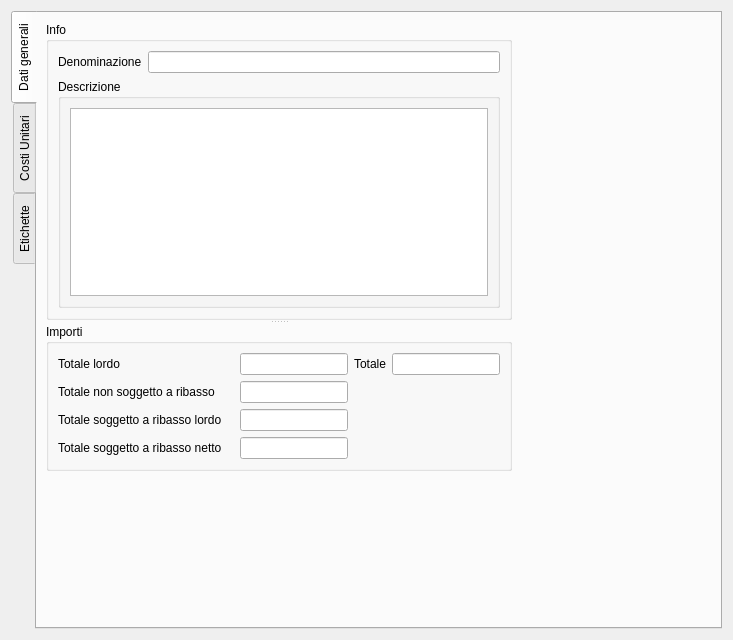
This is qcostgui/accountingbilldatagui.ui in mickele77/qcost as Qt 5 draws it before an edit. The edited form follows.
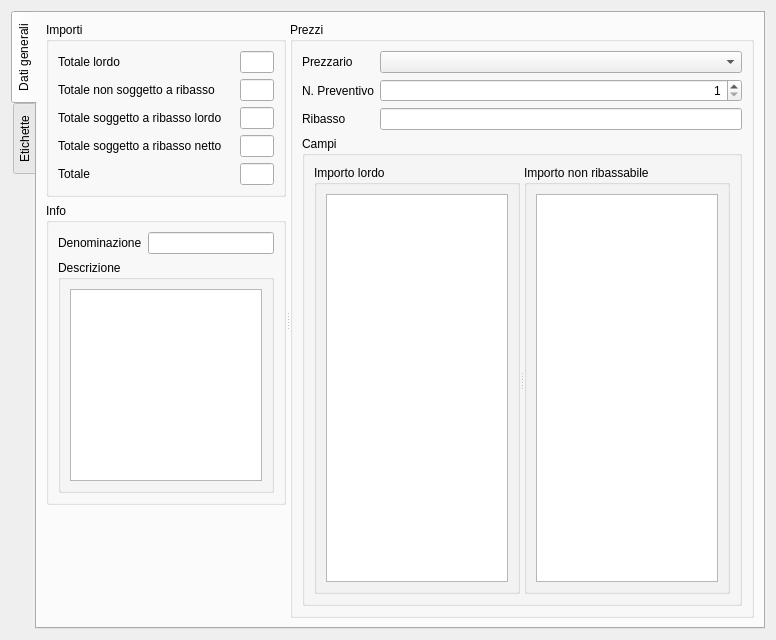
This is the edited form.

Patch:
```diff
--- a/qcostgui/accountingbilldatagui.ui
+++ b/qcostgui/accountingbilldatagui.ui
@@ -6,7 +6,7 @@
    <rect>
     <x>0</x>
     <y>0</y>
-    <width>733</width>
+    <width>776</width>
     <height>640</height>
    </rect>
   </property>
@@ -26,72 +26,22 @@
       <attribute name="title">
        <string>Dati generali</string>
       </attribute>
-      <layout class="QGridLayout" name="gridLayout_12">
-       <item row="0" column="1">
-        <spacer name="horizontalSpacer">
-         <property name="orientation">
-          <enum>Qt::Horizontal</enum>
-         </property>
-         <property name="sizeHint" stdset="0">
-          <size>
-           <width>40</width>
-           <height>20</height>
-          </size>
-         </property>
-        </spacer>
-       </item>
+      <layout class="QGridLayout" name="gridLayout_10">
        <item row="0" column="0">
-        <widget class="QSplitter" name="splitter_2">
+        <widget class="QSplitter" name="generalDataSplitter">
          <property name="orientation">
-          <enum>Qt::Vertical</enum>
-         </property>
-         <widget class="QGroupBox" name="infoGroupBox">
-          <property name="title">
-           <string>Info</string>
-          </property>
-          <layout class="QGridLayout" name="gridLayout_4">
-           <item row="0" column="0">
-            <widget class="QLabel" name="nameLabel">
-             <property name="text">
-              <string>Denominazione</string>
-             </property>
-            </widget>
-           </item>
-           <item row="0" column="1">
-            <widget class="QLineEdit" name="nameLineEdit"/>
-           </item>
-           <item row="1" column="0" colspan="2">
-            <widget class="QGroupBox" name="descriptionGroupBox">
-             <property name="title">
-              <string>Descrizione</string>
-             </property>
-             <layout class="QGridLayout" name="gridLayout_6">
-              <item row="0" column="0">
-               <widget class="QPlainTextEdit" name="descriptionTextEdit"/>
-              </item>
-             </layout>
-            </widget>
-           </item>
-          </layout>
-         </widget>
-         <widget class="QSplitter" name="splitter">
-          <property name="orientation">
            <enum>Qt::Horizontal</enum>
           </property>
-          <widget class="QGroupBox" name="groupBox_3">
+         <widget class="QWidget" name="layoutWidget">
+          <layout class="QVBoxLayout" name="generalDataLeftVerticalLayout">
+           <item>
+            <widget class="QGroupBox" name="amountsGroupBox">
            <property name="title">
             <string>Importi</string>
            </property>
            <layout class="QGridLayout" name="gridLayout_8">
-            <item row="0" column="4">
-             <widget class="QLabel" name="totalAmountLabel">
-              <property name="text">
-               <string>Totale</string>
-              </property>
-             </widget>
-            </item>
-            <item row="2" column="3">
-             <widget class="QLineEdit" name="amountNotToDiscountLineEdit">
+              <item row="0" column="3">
+               <widget class="QLineEdit" name="totalAmountToDiscountLineEdit">
               <property name="alignment">
                <set>Qt::AlignRight|Qt::AlignTrailing|Qt::AlignVCenter</set>
               </property>
@@ -100,6 +50,13 @@
               </property>
              </widget>
             </item>
+              <item row="2" column="0" colspan="2">
+               <widget class="QLabel" name="amountNotToDiscountLabel">
+                <property name="text">
+                 <string>Totale non soggetto a ribasso</string>
+                </property>
+               </widget>
+              </item>
             <item row="3" column="3">
              <widget class="QLineEdit" name="amountToDiscountLineEdit">
               <property name="alignment">
@@ -120,6 +77,13 @@
               </property>
              </widget>
             </item>
+              <item row="4" column="0">
+               <widget class="QLabel" name="amountDiscountedLabel">
+                <property name="text">
+                 <string>Totale soggetto a ribasso netto</string>
+                </property>
+               </widget>
+              </item>
             <item row="0" column="0" colspan="3">
              <widget class="QLabel" name="totalAmountToDiscountLabel">
               <property name="text">
@@ -134,8 +98,8 @@
               </property>
              </widget>
             </item>
-            <item row="0" column="3">
-             <widget class="QLineEdit" name="totalAmountToDiscountLineEdit">
+              <item row="2" column="3">
+               <widget class="QLineEdit" name="amountNotToDiscountLineEdit">
               <property name="alignment">
                <set>Qt::AlignRight|Qt::AlignTrailing|Qt::AlignVCenter</set>
               </property>
@@ -144,21 +108,14 @@
               </property>
              </widget>
             </item>
-            <item row="4" column="0">
-             <widget class="QLabel" name="amountDiscountedLabel">
+              <item row="5" column="0">
+               <widget class="QLabel" name="totalAmountLabel">
               <property name="text">
-               <string>Totale soggetto a ribasso netto</string>
+                 <string>Totale</string>
               </property>
              </widget>
             </item>
-            <item row="2" column="0" colspan="2">
-             <widget class="QLabel" name="amountNotToDiscountLabel">
-              <property name="text">
-               <string>Totale non soggetto a ribasso</string>
-              </property>
-             </widget>
-            </item>
-            <item row="0" column="5">
+              <item row="5" column="3">
              <widget class="QLineEdit" name="totalAmountLineEdit">
               <property name="alignment">
                <set>Qt::AlignRight|Qt::AlignTrailing|Qt::AlignVCenter</set>
@@ -170,10 +127,39 @@
             </item>
            </layout>
           </widget>
-         </widget>
-        </widget>
-       </item>
-       <item row="1" column="0">
+           </item>
+           <item>
+            <widget class="QGroupBox" name="infoGroupBox">
+             <property name="title">
+              <string>Info</string>
+             </property>
+             <layout class="QGridLayout" name="gridLayout_4">
+              <item row="0" column="0">
+               <widget class="QLabel" name="nameLabel">
+                <property name="text">
+                 <string>Denominazione</string>
+                </property>
+               </widget>
+              </item>
+              <item row="0" column="1">
+               <widget class="QLineEdit" name="nameLineEdit"/>
+              </item>
+              <item row="1" column="0" colspan="2">
+               <widget class="QGroupBox" name="descriptionGroupBox">
+                <property name="title">
+                 <string>Descrizione</string>
+                </property>
+                <layout class="QGridLayout" name="gridLayout_6">
+                 <item row="0" column="0">
+                  <widget class="QPlainTextEdit" name="descriptionTextEdit"/>
+                 </item>
+                </layout>
+               </widget>
+              </item>
+             </layout>
+            </widget>
+           </item>
+           <item>
         <spacer name="verticalSpacer">
          <property name="orientation">
           <enum>Qt::Vertical</enum>
@@ -188,13 +174,7 @@
        </item>
       </layout>
      </widget>
-     <widget class="QWidget" name="tab">
-      <attribute name="title">
-       <string>Costi Unitari</string>
-      </attribute>
-      <layout class="QGridLayout" name="gridLayout_10">
-       <item row="0" column="0">
-        <widget class="QGroupBox" name="groupBox">
+         <widget class="QGroupBox" name="priceGroupBox">
          <property name="sizePolicy">
           <sizepolicy hsizetype="Preferred" vsizetype="Maximum">
            <horstretch>0</horstretch>
@@ -205,6 +185,9 @@
           <string>Prezzi</string>
          </property>
          <layout class="QGridLayout" name="gridLayout">
+           <item row="0" column="1">
+            <widget class="QComboBox" name="priceListComboBox"/>
+           </item>
           <item row="0" column="0">
            <widget class="QLabel" name="priceListComboBoxLabel">
             <property name="text">
@@ -212,9 +195,6 @@
             </property>
            </widget>
           </item>
-          <item row="0" column="1">
-           <widget class="QComboBox" name="priceListComboBox"/>
-          </item>
           <item row="1" column="0">
            <widget class="QLabel" name="currentPriceDataSetSpinBoxLabel">
             <property name="text">
@@ -246,13 +226,10 @@
             </property>
            </widget>
           </item>
-         </layout>
-        </widget>
-       </item>
-       <item row="1" column="0">
+           <item row="3" column="0" colspan="2">
         <widget class="QGroupBox" name="pricesGroupBox">
          <property name="title">
-          <string>Applicazione ribassi</string>
+              <string>Campi</string>
          </property>
          <layout class="QGridLayout" name="gridLayout_2">
           <item row="0" column="0">
@@ -262,7 +239,7 @@
             </property>
             <widget class="QGroupBox" name="totalPriceFieldGroupBox">
              <property name="title">
-              <string>Campi importo lordo</string>
+                  <string>Importo lordo</string>
              </property>
              <layout class="QGridLayout" name="gridLayout_9">
               <item row="0" column="0">
@@ -272,7 +249,7 @@
             </widget>
             <widget class="QGroupBox" name="noDiscountPriceFieldGroupBox">
              <property name="title">
-              <string>Campi importo non ribassabile</string>
+                  <string>Importo non ribassabile</string>
              </property>
              <layout class="QGridLayout" name="gridLayout_5">
               <item row="0" column="0">
@@ -285,18 +262,9 @@
          </layout>
         </widget>
        </item>
-       <item row="0" column="1">
-        <spacer name="horizontalSpacer_2">
-         <property name="orientation">
-          <enum>Qt::Horizontal</enum>
-         </property>
-         <property name="sizeHint" stdset="0">
-          <size>
-           <width>40</width>
-           <height>20</height>
-          </size>
-         </property>
-        </spacer>
+          </layout>
+         </widget>
+        </widget>
        </item>
       </layout>
      </widget>
```
Lines whose indentation alone changed are shown as unchanged.
